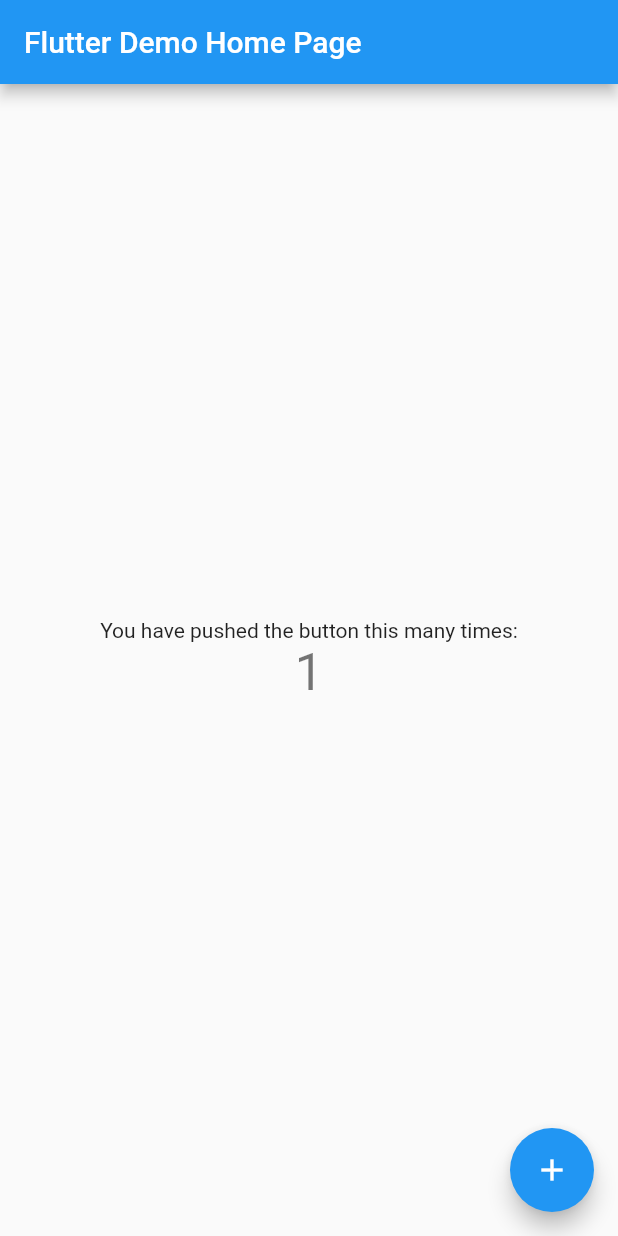
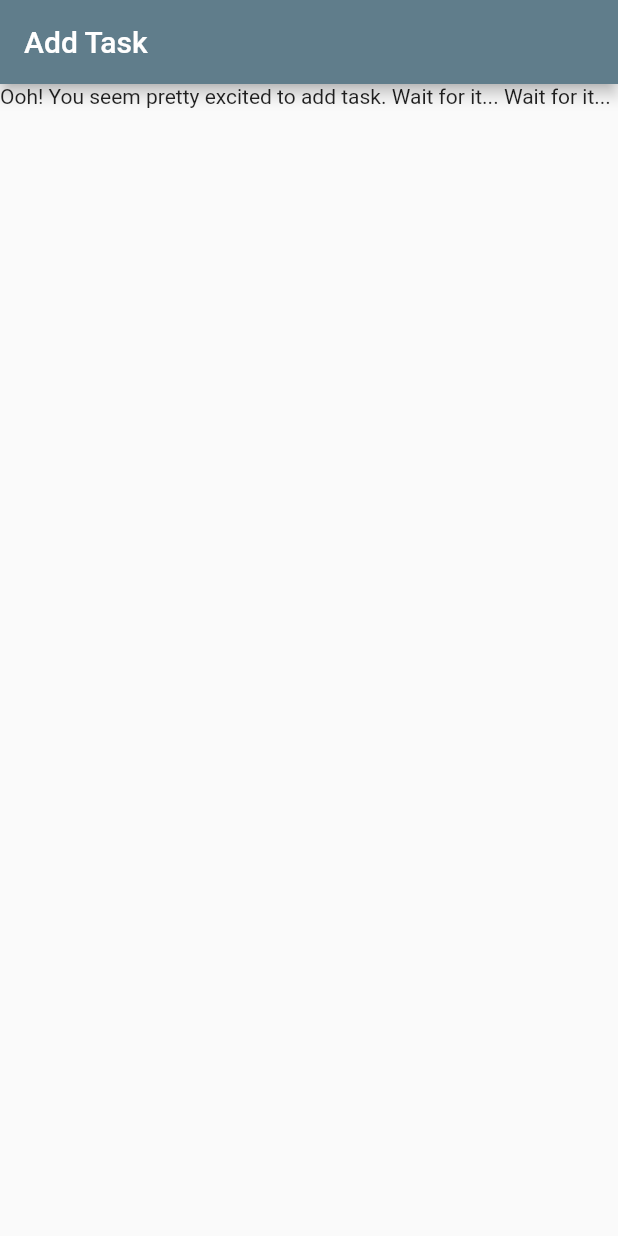
Before and after one commit to Sparsh-singhal/task_manager_app, a Flutter app: the screen it shows after launch, after a tap on the "add" icon, on a phone screen of 412 x 824 dp. Run offline on Flutter 3.47's test engine with Material 2 defaults, Android fonts, the phone set to English and light mode, and no system bars; our stand-ins replace go_router.

Commit message:
add routes

```diff
--- /dev/null
+++ b/lib/add_task.dart
@@ -0,0 +1,18 @@
+import 'package:flutter/material.dart';
+
+class AddTask extends StatelessWidget {
+  const AddTask({super.key});
+
+  @override
+  Widget build(BuildContext context) {
+    return Scaffold(
+      appBar: AppBar(
+        title: const Text('Add Task'),
+      ),
+      body: const SafeArea(
+        child: Text(
+            'Ooh! You seem pretty excited to add task. Wait for it... Wait for it...'),
+      ),
+    );
+  }
+}
--- /dev/null
+++ b/lib/history.dart
@@ -0,0 +1,14 @@
+import 'package:flutter/material.dart';
+
+class History extends StatelessWidget {
+  const History({super.key});
+
+  @override
+  Widget build(BuildContext context) {
+    return const Scaffold(
+      body: SafeArea(
+        child: Text('We are in history page.'),
+      ),
+    );
+  }
+}
--- /dev/null
+++ b/lib/homepage.dart
@@ -0,0 +1,25 @@
+import 'package:flutter/material.dart';
+import 'package:go_router/go_router.dart';
+
+class MyHomePage extends StatefulWidget {
+  const MyHomePage({super.key});
+
+  @override
+  State<MyHomePage> createState() => _MyHomePageState();
+}
+
+class _MyHomePageState extends State<MyHomePage> {
+  @override
+  Widget build(BuildContext context) {
+    return Scaffold(
+      appBar: AppBar(
+        title: const Text('TaskManager'),
+      ),
+      floatingActionButton: FloatingActionButton(
+        onPressed: (() => GoRouter.of(context).go('/add')),
+        tooltip: 'Increment',
+        child: const Icon(Icons.add),
+      ),
+    );
+  }
+}
--- a/lib/main.dart
+++ b/lib/main.dart
@@ -1,4 +1,5 @@
 import 'package:flutter/material.dart';
+import './router.dart';
 
 void main() {
   runApp(const MyApp());
@@ -10,106 +11,12 @@ class MyApp extends StatelessWidget {
   // This widget is the root of your application.
   @override
   Widget build(BuildContext context) {
-    return MaterialApp(
-      title: 'Flutter Demo',
+    return MaterialApp.router(
+      routerConfig: router,
+      title: 'Task Manager App',
       theme: ThemeData(
-        // This is the theme of your application.
-        //
-        // Try running your application with "flutter run". You'll see the
-        // application has a blue toolbar. Then, without quitting the app, try
-        // changing the primarySwatch below to Colors.green and then invoke
-        // "hot reload" (press "r" in the console where you ran "flutter run",
-        // or simply save your changes to "hot reload" in a Flutter IDE).
-        // Notice that the counter didn't reset back to zero; the application
-        // is not restarted.
-        primarySwatch: Colors.blue,
+        primarySwatch: Colors.blueGrey,
       ),
-      home: const MyHomePage(title: 'Flutter Demo Home Page'),
     );
   }
 }
-
-class MyHomePage extends StatefulWidget {
-  const MyHomePage({super.key, required this.title});
-
-  // This widget is the home page of your application. It is stateful, meaning
-  // that it has a State object (defined below) that contains fields that affect
-  // how it looks.
-
-  // This class is the configuration for the state. It holds the values (in this
-  // case the title) provided by the parent (in this case the App widget) and
-  // used by the build method of the State. Fields in a Widget subclass are
-  // always marked "final".
-
-  final String title;
-
-  @override
-  State<MyHomePage> createState() => _MyHomePageState();
-}
-
-class _MyHomePageState extends State<MyHomePage> {
-  int _counter = 0;
-
-  void _incrementCounter() {
-    setState(() {
-      // This call to setState tells the Flutter framework that something has
-      // changed in this State, which causes it to rerun the build method below
-      // so that the display can reflect the updated values. If we changed
-      // _counter without calling setState(), then the build method would not be
-      // called again, and so nothing would appear to happen.
-      _counter++;
-    });
-  }
-
-  @override
-  Widget build(BuildContext context) {
-    // This method is rerun every time setState is called, for instance as done
-    // by the _incrementCounter method above.
-    //
-    // The Flutter framework has been optimized to make rerunning build methods
-    // fast, so that you can just rebuild anything that needs updating rather
-    // than having to individually change instances of widgets.
-    return Scaffold(
-      appBar: AppBar(
-        // Here we take the value from the MyHomePage object that was created by
-        // the App.build method, and use it to set our appbar title.
-        title: Text(widget.title),
-      ),
-      body: Center(
-        // Center is a layout widget. It takes a single child and positions it
-        // in the middle of the parent.
-        child: Column(
-          // Column is also a layout widget. It takes a list of children and
-          // arranges them vertically. By default, it sizes itself to fit its
-          // children horizontally, and tries to be as tall as its parent.
-          //
-          // Invoke "debug painting" (press "p" in the console, choose the
-          // "Toggle Debug Paint" action from the Flutter Inspector in Android
-          // Studio, or the "Toggle Debug Paint" command in Visual Studio Code)
-          // to see the wireframe for each widget.
-          //
-          // Column has various properties to control how it sizes itself and
-          // how it positions its children. Here we use mainAxisAlignment to
-          // center the children vertically; the main axis here is the vertical
-          // axis because Columns are vertical (the cross axis would be
-          // horizontal).
-          mainAxisAlignment: MainAxisAlignment.center,
-          children: <Widget>[
-            const Text(
-              'You have pushed the button this many times:',
-            ),
-            Text(
-              '$_counter',
-              style: Theme.of(context).textTheme.headline4,
-            ),
-          ],
-        ),
-      ),
-      floatingActionButton: FloatingActionButton(
-        onPressed: _incrementCounter,
-        tooltip: 'Increment',
-        child: const Icon(Icons.add),
-      ), // This trailing comma makes auto-formatting nicer for build methods.
-    );
-  }
-}
--- /dev/null
+++ b/lib/router.dart
@@ -0,0 +1,24 @@
+import 'package:go_router/go_router.dart';
+import 'package:task_manager_app/history.dart';
+import 'package:task_manager_app/homepage.dart';
+import 'package:task_manager_app/add_task.dart';
+import 'package:task_manager_app/update_task.dart';
+
+GoRouter router = GoRouter(routes: [
+  GoRoute(
+    path: '/add',
+    builder: (context, state) => const AddTask(),
+  ),
+  GoRoute(
+    path: '/update',
+    builder: (context, state) => const UpdateTask(),
+  ),
+  GoRoute(
+    path: '/history',
+    builder: (context, state) => const History(),
+  ),
+  GoRoute(
+    path: '/',
+    builder: (context, state) => const MyHomePage(),
+  ),
+]);
--- /dev/null
+++ b/lib/update_task.dart
@@ -0,0 +1,12 @@
+import 'package:flutter/material.dart';
+
+class UpdateTask extends StatelessWidget {
+  const UpdateTask({super.key});
+
+  @override
+  Widget build(BuildContext context) {
+    return const Scaffold(
+      body: SafeArea(child: Text('We are in update task page.')),
+    );
+  }
+}
--- a/pubspec.yaml
+++ b/pubspec.yaml
@@ -32,7 +32,7 @@ dependencies:
   flutter:
     sdk: flutter
 
-
+  go_router: ^6.0.1
   # The following adds the Cupertino Icons font to your application.
   # Use with the CupertinoIcons class for iOS style icons.
   cupertino_icons: ^1.0.2
```
Also changed, not shown: pubspec.lock.
